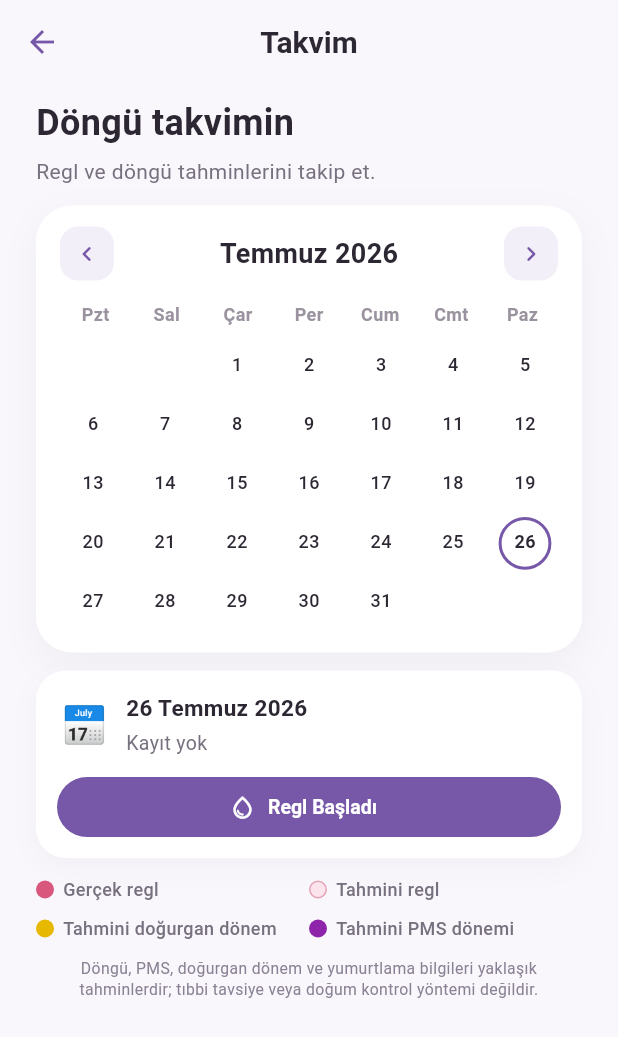
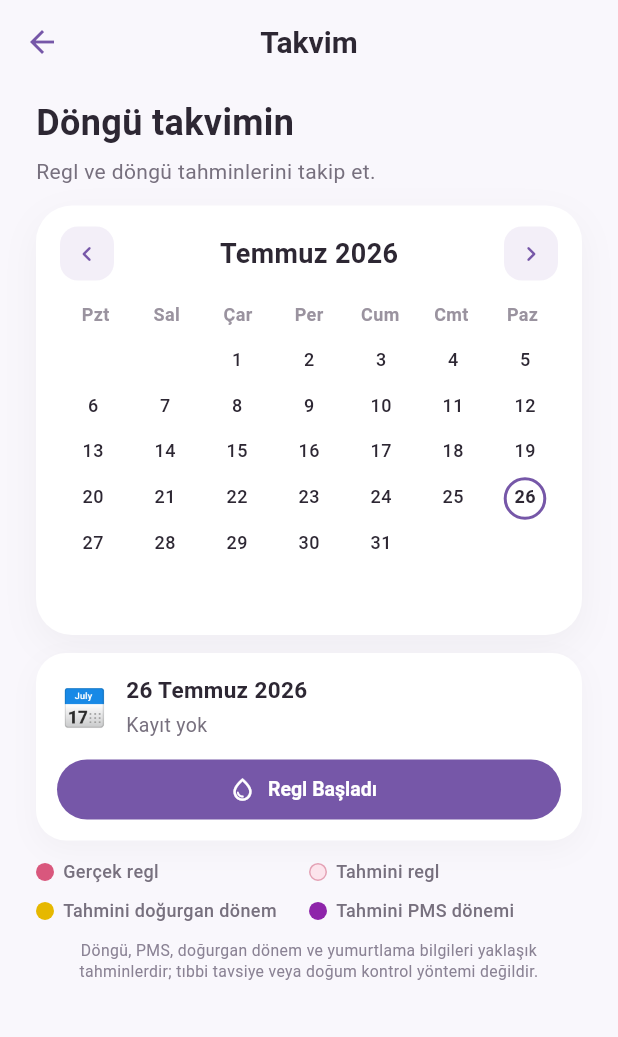
Before and after one commit to busrafenerci/test, a Flutter app: the CalendarScreen screen opened directly, on a phone screen of 412 x 824 dp. Shown: the top 1037 px of the screen. Run offline on Flutter 3.47's test engine with Material 3 defaults, Android fonts, the phone set to English and light mode, and no system bars; our stand-ins replace shared_preferences; accounts and stored records are empty.

Commit message:
Takvimde taşma bug ı düzeltildi

```diff
--- a/lib/screens/calendar_screen.dart
+++ b/lib/screens/calendar_screen.dart
@@ -286,7 +286,7 @@ class _CalendarScreenState extends State<CalendarScreen> {
       );
     }
 
-    return Padding(
+    return SingleChildScrollView(
       padding: const EdgeInsets.fromLTRB(24, 8, 24, 16),
       child: Column(
         crossAxisAlignment: CrossAxisAlignment.start,
@@ -308,17 +308,11 @@ class _CalendarScreenState extends State<CalendarScreen> {
             ),
           ),
           const SizedBox(height: 12),
-          Expanded(
-            child: Column(
-              children: [
-                _buildCalendarCard(),
-                const SizedBox(height: 12),
-                _buildSelectedDayCard(),
-                const SizedBox(height: 12),
-                _buildLegend(),
-              ],
-            ),
-          ),
+          _buildCalendarCard(),
+          const SizedBox(height: 12),
+          _buildSelectedDayCard(),
+          const SizedBox(height: 12),
+          _buildLegend(),
         ],
       ),
     );
@@ -431,9 +425,9 @@ class _CalendarScreenState extends State<CalendarScreen> {
     );
 
     final leadingEmptyCells = firstDayOfMonth.weekday - 1;
-    final totalCells = leadingEmptyCells + daysInMonth;
-    final rowCount = (totalCells / 7).ceil();
-    final itemCount = rowCount * 7;
+    // Always reserve 6 calendar rows (42 cells).
+    // This keeps the calendar card height fixed while changing months.
+    const itemCount = 42;
 
     return GridView.builder(
       shrinkWrap: true,
@@ -441,9 +435,9 @@ class _CalendarScreenState extends State<CalendarScreen> {
       itemCount: itemCount,
       gridDelegate: const SliverGridDelegateWithFixedCrossAxisCount(
         crossAxisCount: 7,
-        mainAxisSpacing: 4,
+        mainAxisSpacing: 2,
         crossAxisSpacing: 4,
-        childAspectRatio: 1.25,
+        childAspectRatio: 1.55,
       ),
       itemBuilder: (context, index) {
         final dayNumber = index - leadingEmptyCells + 1;
```
